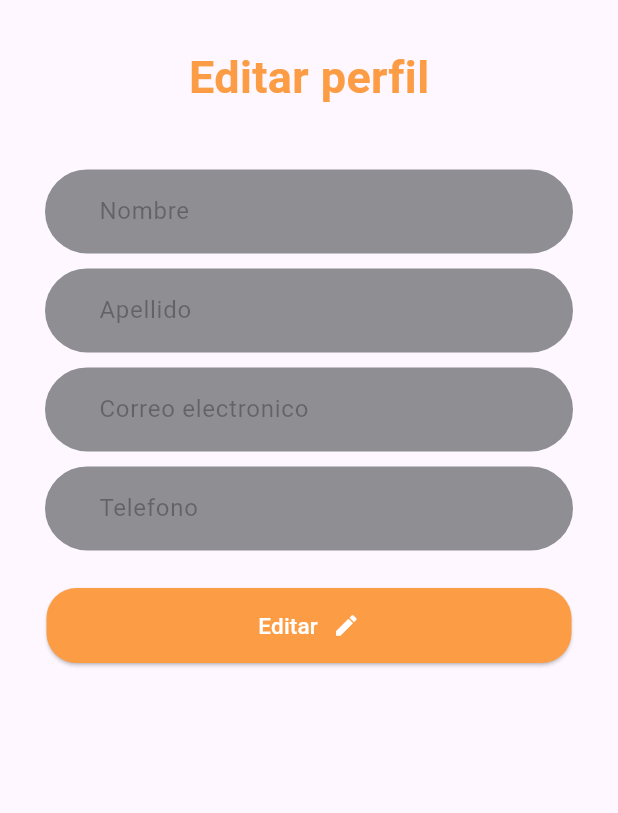
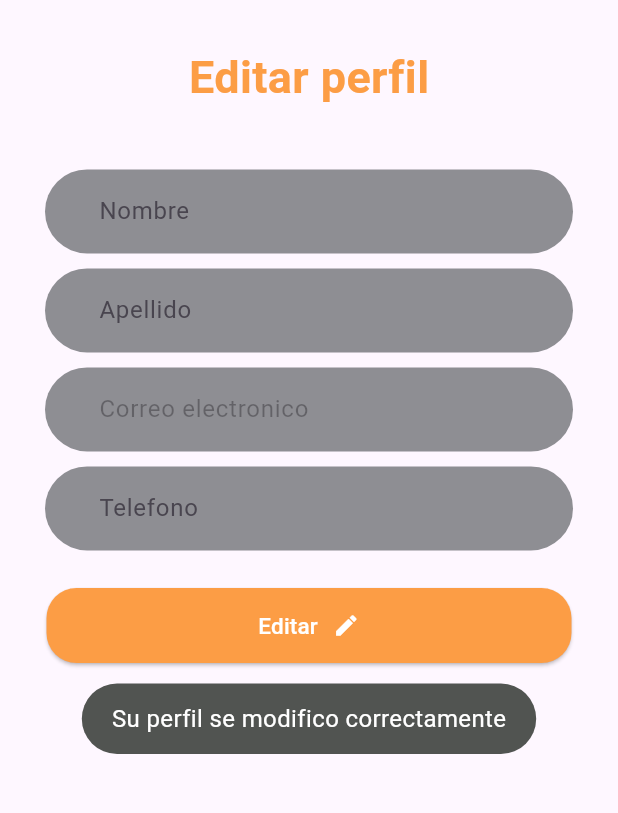
Before and after one commit to Mario-Fernando24/culturapp, a Flutter app: the PerfilView screen opened by its route, after a tap on "Editar", on a phone screen of 412 x 824 dp, the part 386-1199 px from its top. Run offline on Flutter 3.47's test engine with Material 3 defaults, Android fonts, the phone set to English and light mode, and no system bars; our stand-ins replace bloc, cloud_firestore, equatable, firebase_auth, firebase_core, flutter_bloc and 2 more; accounts and stored records are empty.

Commit message:
agregar modulo de perfil y editar perfil

```diff
--- a/lib/data/homeRepositoryImp.dart
+++ b/lib/data/homeRepositoryImp.dart
@@ -17,10 +17,6 @@ class HomeRespositoryImpl implements HomeRespository {
         Map<String, dynamic> data =
             documentSnapshot.data() as Map<String, dynamic>;
         final users = Users.fromJson(data);
-
-        print('00000000000000000000000000000000000000000000000000000000000000');
-        print(users.telefono);
-        print('00000000000000000000000000000000000000000000000000000000000000');
         return users;
       } else {
         throw Exception('Perfil de usuario no encontrado.');
@@ -30,4 +26,24 @@ class HomeRespositoryImpl implements HomeRespository {
       throw Exception('Error al obtener el perfil del usuario: $e');
     }
   }
+
+  @override
+  Future<bool> updateProfile(Users users) async {
+    try {
+      DocumentReference userReference =
+          firestore.collection('Usuario').doc(users.uid);
+
+      Map<String, dynamic> userData = {
+        'username': users.username,
+        'lastname': users.lastname,
+        'telefono': users.telefono
+      };
+
+      await userReference.update(userData);
+
+      return true;
+    } catch (e) {
+      return false;
+    }
+  }
 }
--- a/lib/domain/repositories/homeRespository.dart
+++ b/lib/domain/repositories/homeRespository.dart
@@ -4,5 +4,7 @@ import 'package:culturappco/domain/models/usuario.dart';
 abstract class HomeRespository {
 
    Future<Users> getProfile(String uid);
+   Future<bool> updateProfile(Users users);
+
 
 }
--- a/lib/main.dart
+++ b/lib/main.dart
@@ -1,4 +1,5 @@
 import 'package:culturappco/config/routes/routes.dart';
+import 'package:culturappco/config/themes/app_style.dart';
 import 'package:culturappco/data/authRepositoryImp.dart';
 import 'package:culturappco/data/homeRepositoryImp.dart';
 import 'package:culturappco/presentation/cubits/homeCubits/home_cubit.dart';
@@ -6,13 +7,12 @@ import 'package:culturappco/presentation/cubits/loginCubits/auth_cubit.dart';
 import 'package:culturappco/presentation/views/onbording/onbording.dart';
 import 'package:culturappco/utils/constants/constant_routes.dart';
 import 'package:firebase_core/firebase_core.dart';
+import 'package:flutter/services.dart';
 import 'package:flutter_bloc/flutter_bloc.dart';
 
 import 'package:flutter/material.dart';
 
-
-void main()async {
-
+void main() async {
   WidgetsFlutterBinding.ensureInitialized();
   await Firebase.initializeApp();
   final authenticationRepository = AuthRespositoryImpl();
@@ -38,12 +38,18 @@ class MyApp extends StatelessWidget {
 
   @override
   Widget build(BuildContext context) {
-    return MaterialApp(
+    return AnnotatedRegion<SystemUiOverlayStyle>(
+      value: SystemUiOverlayStyle(
+        statusBarColor: kPrimaryColor,
+        statusBarIconBrightness: Brightness.light,
+      ),
+      child: MaterialApp(
         debugShowCheckedModeBanner: false,
         title: 'cultura app',
         home: OnbordingView(),
         initialRoute: onbordingViewRoutes,
         routes: appRoutes,
+      ),
     );
   }
 }
--- a/lib/presentation/cubits/homeCubits/home_cubit.dart
+++ b/lib/presentation/cubits/homeCubits/home_cubit.dart
@@ -17,4 +17,9 @@ class HomeCubit extends Cubit<HomeState> {
      emit(UsuarioState(usuario));
   }
 
+   Future<void> updateProfile(Users users) async{
+     final status =await homeRespository.updateProfile(users);
+     emit(HomeProfile(status));
+  }
+
 }
--- a/lib/presentation/cubits/homeCubits/home_state.dart
+++ b/lib/presentation/cubits/homeCubits/home_state.dart
@@ -17,3 +17,8 @@ class HomeFailure extends HomeState {
   final String error;
   HomeFailure(this.error);
 }
+
+class HomeProfile extends HomeState {
+  final bool status;
+  HomeProfile(this.status);
+}
--- a/lib/presentation/views/admin/home/home_view_admin.dart
+++ b/lib/presentation/views/admin/home/home_view_admin.dart
@@ -16,7 +16,8 @@ class _HomeViewAdminState extends State<HomeViewAdmin> {
   Widget build(BuildContext context) {
     SizeConfig().init(context);
 
-    return Scaffold(
+    return SafeArea(
+      child: Scaffold(
           appBar: AppBar(
             backgroundColor: kPrimaryColor,
             title: Text('Cultura app'),
@@ -25,6 +26,7 @@ class _HomeViewAdminState extends State<HomeViewAdmin> {
           body: Center(
             child: Text('Contenido principal de la aplicación'),
           ),
+        ),
     );
 
   }
--- a/lib/presentation/views/admin/profile/perfil_view.dart
+++ b/lib/presentation/views/admin/profile/perfil_view.dart
@@ -5,6 +5,7 @@ import 'package:culturappco/presentation/cubits/loginCubits/auth_cubit.dart';
 import 'package:culturappco/presentation/widgets/back_button.dart';
 import 'package:culturappco/presentation/widgets/drawer.dart';
 import 'package:culturappco/presentation/widgets/header_text.dart';
+import 'package:culturappco/presentation/widgets/toasMessage.dart';
 import 'package:culturappco/utils/constants/constant_routes.dart';
 import 'package:culturappco/utils/constants/constant_string.dart';
 import 'package:flutter/material.dart';
@@ -26,13 +27,14 @@ class _PerfilViewState extends State<PerfilView> {
   bool _lastNameValidate = false;
   bool _emailValidate = false;
   bool _phoneValidate = false;
+  String _uidUsers = '';
 
   @override
   void initState() {
     // TODO: implement initState
+    context.read<HomeCubit>().getProfile();
+
     super.initState();
-
-    context.read<HomeCubit>().getProfile();
   }
 
   @override
@@ -43,20 +45,26 @@ class _PerfilViewState extends State<PerfilView> {
         title: Text('Perfil'),
       ),
       drawer: drawer_menu(context, Colors.black),
-      body: BlocConsumer<HomeCubit, HomeState>(
-        listener: (context, state) {
-          if (state is UsuarioState) {
+      body: BlocBuilder<HomeCubit, HomeState>(
+        builder: (context, state) {
+          if (state is HomeLoading) {
+            return const Center(child: CircularProgressIndicator());
+          } else if (state is UsuarioState) {
+            _usersController.text = state.user.username!;
+            _lastNameController.text = state.user.lastname!;
+            _emailController.text = state.user.email!;
+            _phoneController.text = state.user.telefono!;
+            _uidUsers = state.user.uid!;
+            return _editProfileForm(context);
+          } else if (state is HomeProfile) {
+            if (state.status) {
+              toasMessage('Su perfil se modifico correctamente');
+              state.status!=true;
+              return _editProfileForm(context);
+            }
+          }
 
-   _usersController.text=state.user.username!;
-
-    _lastNameController.text=state.user.lastname!;
-   _emailController.text=state.user.email!;
-   _phoneController.text=state.user.telefono!;
-
-          }
-        },
-        builder: (context, state) {
-          return _editProfileForm(context);
+          return const SizedBox();
         },
       ),
     );
@@ -120,27 +128,14 @@ class _PerfilViewState extends State<PerfilView> {
           children: <Widget>[
             Expanded(
               child: TextField(
-
-                enabled: false,
                 controller: _usersController,
                 keyboardType: TextInputType.text,
-                onChanged: (value) => {
-                  setState(() {
-                    _usersValidate = _usersController.text.isNotEmpty;
-                  })
-                },
                 decoration: InputDecoration(
                   hintText: "Nombre",
                   border: OutlineInputBorder(borderSide: BorderSide.none),
                 ),
               ),
             ),
-            _usersValidate
-                ? Padding(
-                    padding: const EdgeInsets.only(right: 10),
-                    child: Icon(Icons.check_circle, color: Colors.green),
-                  )
-                : Container(),
           ],
         ));
   }
@@ -155,26 +150,16 @@ class _PerfilViewState extends State<PerfilView> {
         children: [
           Expanded(
             child: TextField(
+              enabled: true, // Asegúrate de que esté habilitado para edición.
 
-                enabled: false,
               controller: _lastNameController,
-              onChanged: (value) => {
-                setState(() {
-                  _lastNameValidate = _lastNameController.text.isNotEmpty;
-                })
-              },
+
               keyboardType: TextInputType.text,
               decoration: InputDecoration(
                   hintText: "Apellido",
                   border: OutlineInputBorder(borderSide: BorderSide.none)),
             ),
           ),
-          _lastNameValidate
-              ? Padding(
-                  padding: const EdgeInsets.only(right: 10),
-                  child: Icon(Icons.check_circle, color: Colors.green),
-                )
-              : Container(),
         ],
       ),
     );
@@ -190,25 +175,14 @@ class _PerfilViewState extends State<PerfilView> {
         children: [
           Expanded(
             child: TextField(
-                enabled: false,
+              enabled: false,
               controller: _emailController,
-              onChanged: (value) => {
-                setState(() {
-                  _emailValidate = _emailController.text.isNotEmpty;
-                })
-              },
               keyboardType: TextInputType.emailAddress,
               decoration: InputDecoration(
                   hintText: "Correo electronico",
                   border: OutlineInputBorder(borderSide: BorderSide.none)),
             ),
           ),
-          _emailValidate
-              ? Padding(
-                  padding: const EdgeInsets.only(right: 10),
-                  child: Icon(Icons.check_circle, color: Colors.green),
-                )
-              : Container(),
         ],
       ),
     );
@@ -224,26 +198,13 @@ class _PerfilViewState extends State<PerfilView> {
         children: [
           Expanded(
             child: TextField(
-
-                enabled: false,
               controller: _phoneController,
-              onChanged: (value) => {
-                setState(() {
-                  _phoneValidate = _phoneController.text.isNotEmpty;
-                })
-              },
               keyboardType: TextInputType.phone,
               decoration: InputDecoration(
                   hintText: "Telefono",
                   border: OutlineInputBorder(borderSide: BorderSide.none)),
             ),
           ),
-          _phoneValidate
-              ? Padding(
-                  padding: const EdgeInsets.only(right: 10),
-                  child: Icon(Icons.check_circle, color: Colors.green),
-                )
-              : Container(),
         ],
       ),
     );
@@ -257,11 +218,12 @@ class _PerfilViewState extends State<PerfilView> {
       child: ElevatedButton(
         onPressed: () {
           final userss = Users(
-              username: _usersController.text.trim(),
-              lastname: _lastNameController.text.trim(),
-              email: _emailController.text.trim(),
-              telefono: _phoneController.text.trim(),
-              password: "");
+            uid: _uidUsers,
+            username: _usersController.text.trim(),
+            lastname: _lastNameController.text.trim(),
+            telefono: _phoneController.text.trim(),
+          );
+          context.read<HomeCubit>().updateProfile(userss);
         },
         child: Row(
           mainAxisAlignment: MainAxisAlignment.center,
--- /dev/null
+++ b/lib/presentation/widgets/toasMessage.dart
@@ -0,0 +1,16 @@
+
+
+import 'package:flutter/material.dart';
+import 'package:fluttertoast/fluttertoast.dart';
+
+Future<bool?> toasMessage(String message){
+  return Fluttertoast.showToast(
+  msg: message,
+  toastLength: Toast.LENGTH_SHORT,
+  gravity: ToastGravity.BOTTOM,
+  timeInSecForIosWeb: 1,
+  backgroundColor: Color.fromARGB(255, 81, 84, 81),
+  textColor: Colors.white,
+  fontSize: 16.0,
+);
+}
--- a/pubspec.yaml
+++ b/pubspec.yaml
@@ -41,6 +41,7 @@ dependencies:
   firebase_auth: ^4.3.0
   flutter_blurhash: ^0.8.2
   flutter_svg: ^2.0.9
+  fluttertoast: ^8.0.8
 
 dev_dependencies:
   flutter_test:
```
Also changed, not shown: pubspec.lock, 1 other file. Lines whose indentation alone changed are shown as unchanged.
